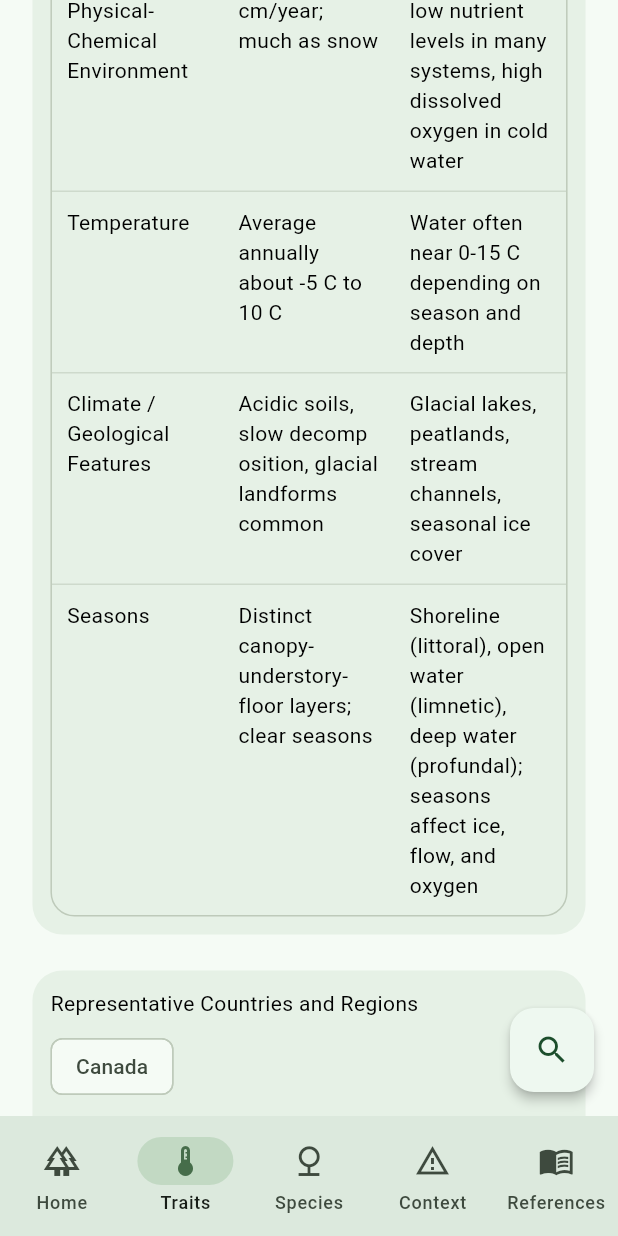
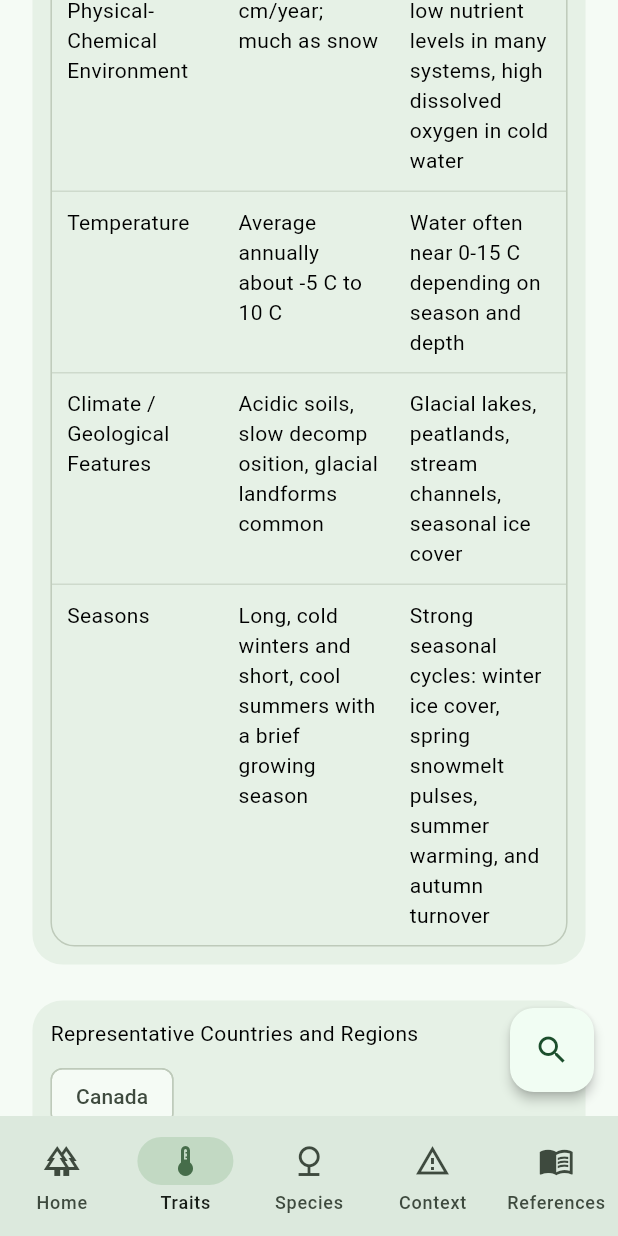
Before and after one commit to tling0001/biomeconiferous, a Flutter app: the screen it shows after launch, item 2 of the bottom bar chosen, scrolled down 576 dp, on a phone screen of 412 x 824 dp. Run offline on Flutter 3.47's test engine with Material 3 defaults, Android fonts, the phone set to English and light mode, and no system bars; our stand-ins replace web.

Commit message:
sources and info fix

```diff
--- a/lib/biome/biome_pages.dart
+++ b/lib/biome/biome_pages.dart
@@ -171,8 +171,8 @@ class CharacteristicsPage extends StatelessWidget {
                 ),
                 ComparisonRow(
                   'Seasons',
-                  'Distinct canopy-understory-floor layers; clear seasons',
-                  'Shoreline (littoral), open water (limnetic), deep water (profundal); seasons affect ice, flow, and oxygen',
+                  'Long, cold winters and short, cool summers with a brief growing season',
+                  'Strong seasonal cycles: winter ice cover, spring snowmelt pulses, summer warming, and autumn turnover',
                 ),
               ],
             ),
@@ -208,7 +208,7 @@ class CharacteristicsPage extends StatelessWidget {
           const SizedBox(height: 16),
           const AnimatedImageCard(
             index: 2,
-            title: 'Map of Coniferous Forest Distribution',
+            title: 'Map of Coniferous Forest/Taiga Distribution',
             imageAsset: 'assets/images/map_taiga.png',
             caption:
                 'Global taiga/coniferous forest zone concentrated across high northern latitudes.',
@@ -449,7 +449,7 @@ class _ThreatSection extends StatelessWidget {
         AnimatedInfoCard(
           index: 0,
           child: Text(
-            'Coniferous forests face increasing pressure from resource extraction, climate change, and fragmentation. These drivers can alter species composition, increase fire severity, and reduce long-term carbon storage.',
+            'Coniferous forests face increasing pressure from resource extraction (logging), climate change, and fragmentation. These changes can alter species composition, increase fire severity, and reduce long-term carbon storage.',
             style: Theme.of(context).textTheme.bodyLarge,
           ),
         ),
@@ -460,7 +460,7 @@ class _ThreatSection extends StatelessWidget {
             leading: Icon(Icons.content_cut),
             title: Text('Deforestation and logging roads'),
             subtitle: Text(
-              'Causes: timber demand and road expansion. Effects: habitat loss, edge effects, and easier predator access into previously intact areas.',
+              'Causes: timber chopping and road expansion. Effects: habitat loss, edge effects, and easier predator access into previously intact areas.',
             ),
           ),
         ),
@@ -471,7 +471,7 @@ class _ThreatSection extends StatelessWidget {
             leading: Icon(Icons.local_fire_department),
             title: Text('Climate-driven fire regime changes'),
             subtitle: Text(
-              'Causes: warming temperatures and drought stress. Effects: larger, hotter fires that can slow natural regeneration in some zones.',
+              'Causes: warming temperatures and drought stress. Effects: larger, hotter fires that can slow natural regrowth in some zones.',
             ),
           ),
         ),
@@ -523,7 +523,7 @@ class _VisitSection extends StatelessWidget {
             leading: Icon(Icons.hiking),
             title: Text('Nature experiences'),
             subtitle: Text(
-              'Hiking, snowshoeing, birdwatching, and quiet recreation in old-growth landscapes.',
+              'Hiking, snowshoeing, birdwatching, and quiet relaxing in old-growth landscapes.',
             ),
           ),
         ),
@@ -534,7 +534,7 @@ class _VisitSection extends StatelessWidget {
             leading: Icon(Icons.science),
             title: Text('Learning and research value'),
             subtitle: Text(
-              'A living classroom for ecology, adaptation, nutrient cycles, and climate science.',
+              'Lots of education stuff for ecology, adaptation, nutrient cycles, and climate science.',
             ),
           ),
         ),
@@ -680,9 +680,9 @@ class ReferencesPage extends StatelessWidget {
             index: 5,
             child: ListTile(
               leading: Icon(Icons.info_outline),
-              title: Text('Image Credits (Project Media Bundle)'),
+              title: Text('Image Credits (Additional Sourced Media)'),
               subtitle: Text(
-                'The following bundled image files are used in this app and currently have no source metadata recorded in this repository:\nassets/images/plant_black_spruce.jpg\nassets/images/animal_moose.jpg\nassets/images/animal_lynx.jpg\nassets/images/threat_wildfire.jpg',
+                'Black spruce: Wikimedia Commons (File:Black spruce stand at Arctic Chalet, Inuvik, NT.jpg, CC BY-SA 3.0).\nMoose: Wikimedia Commons (File:Alce (Alces alces), Parque nacional y reserva Denali, Alaska, Estados Unidos, 2017-08-30, DD 52.jpg, CC BY-SA 4.0).\nCanada lynx: Wikimedia Commons (File:Canada lynx by Michael Zahra.jpg, CC BY-SA 3.0).\nWildfire: Wikimedia Commons (File:Lick Fire on the Umatilla National Forest burning at night.jpg, Public domain).',
               ),
             ),
           ),
--- a/lib/main.dart
+++ b/lib/main.dart
@@ -42,7 +42,7 @@ class BiomeConiferousApp extends StatelessWidget {
           indicatorColor: const Color(0xFFC2D9C3),
         ),
         floatingActionButtonTheme: const FloatingActionButtonThemeData(
-          backgroundColor: Color(0xFFEEF8F0),
+          backgroundColor: Color.fromARGB(255, 241, 253, 243),
           foregroundColor: Color(0xFF1C4E2C),
           elevation: 3,
         ),
```
Also changed, not shown: assets/images/animal_lynx.jpg, assets/images/threat_wildfire.jpg, 5 other files.
